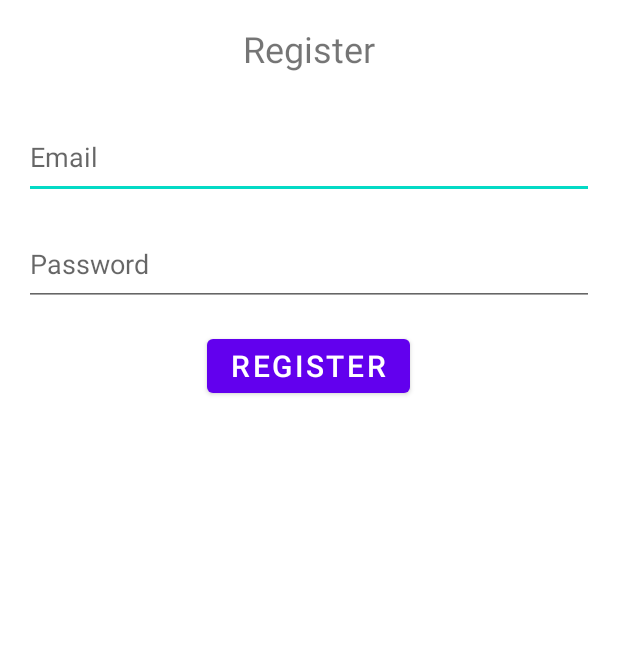
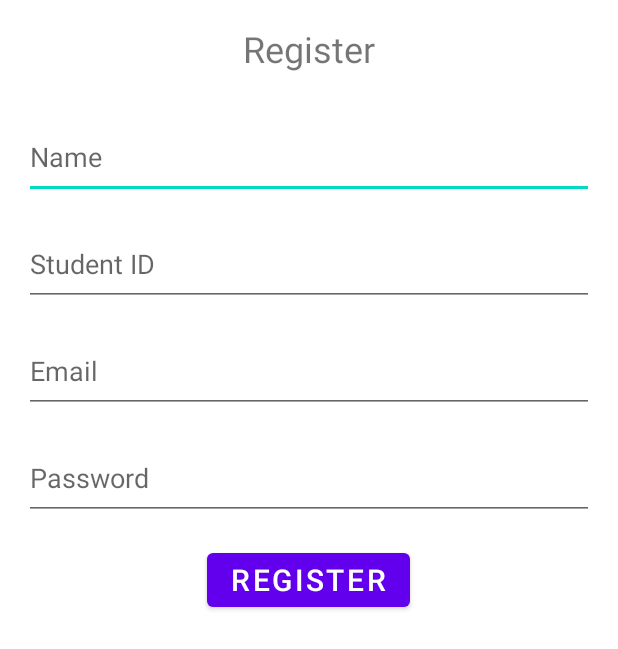
Before and after one commit to jhiltonjones/GSU_app, an Android app: the Register screen opened directly, with no data from a screen before it, on a phone screen of 412 x 824 dp. Shown: the top 649 px of the screen. Run offline under Robolectric (Android 15) with nearby library versions, the phone set to English and light mode, and no system bars; our stand-ins replace Firebase (no records; nobody signed in at launch, a user with empty details on screens opened directly).

```diff
--- a/app/build.gradle
+++ b/app/build.gradle
@@ -47,6 +47,7 @@ dependencies {
     implementation 'androidx.navigation:navigation-ui-ktx:2.4.1'
     implementation 'com.google.firebase:firebase-auth:19.4.0'
     implementation 'com.google.firebase:firebase-firestore-ktx:24.5.0'
+    implementation 'com.google.firebase:firebase-database-ktx:20.0.4'
 
     testImplementation 'junit:junit:4.13.2'
     androidTestImplementation 'androidx.test.ext:junit:1.1.3'
--- a/app/src/main/res/layout/register.xml
+++ b/app/src/main/res/layout/register.xml
@@ -13,12 +13,34 @@
         android:layout_centerHorizontal="true"/>
 
     <EditText
+        android:id="@+id/register_name"
+        android:layout_width="match_parent"
+        android:layout_height="55dp"
+        android:hint="Name"
+        android:inputType="textPersonName"
+        android:layout_below="@id/register_title"
+        android:layout_marginTop="16dp"
+        android:layout_marginLeft="16dp"
+        android:layout_marginRight="16dp"/>
+    <EditText
+        android:id="@+id/register_id"
+        android:layout_width="match_parent"
+        android:layout_height="55dp"
+        android:hint="Student ID"
+        android:inputType="textEmailAddress"
+        android:layout_below="@id/register_name"
+        android:layout_marginTop="16dp"
+        android:layout_marginLeft="16dp"
+        android:layout_marginRight="16dp"/>
+
+
+    <EditText
         android:id="@+id/register_email"
         android:layout_width="match_parent"
         android:layout_height="55dp"
         android:hint="Email"
         android:inputType="textEmailAddress"
-        android:layout_below="@id/register_title"
+        android:layout_below="@id/register_id"
         android:layout_marginTop="16dp"
         android:layout_marginLeft="16dp"
         android:layout_marginRight="16dp"/>
```
Also changed, not shown: app/src/main/java/com/example/studentfeedbackapp/Register.kt (+37 -5 lines).
